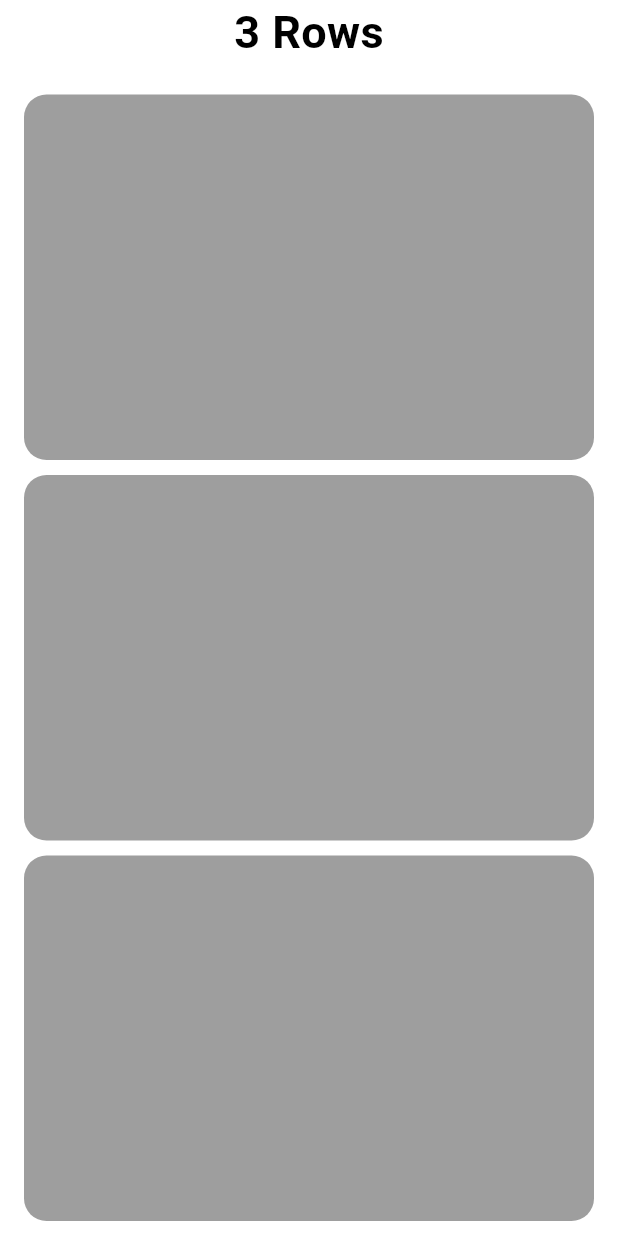
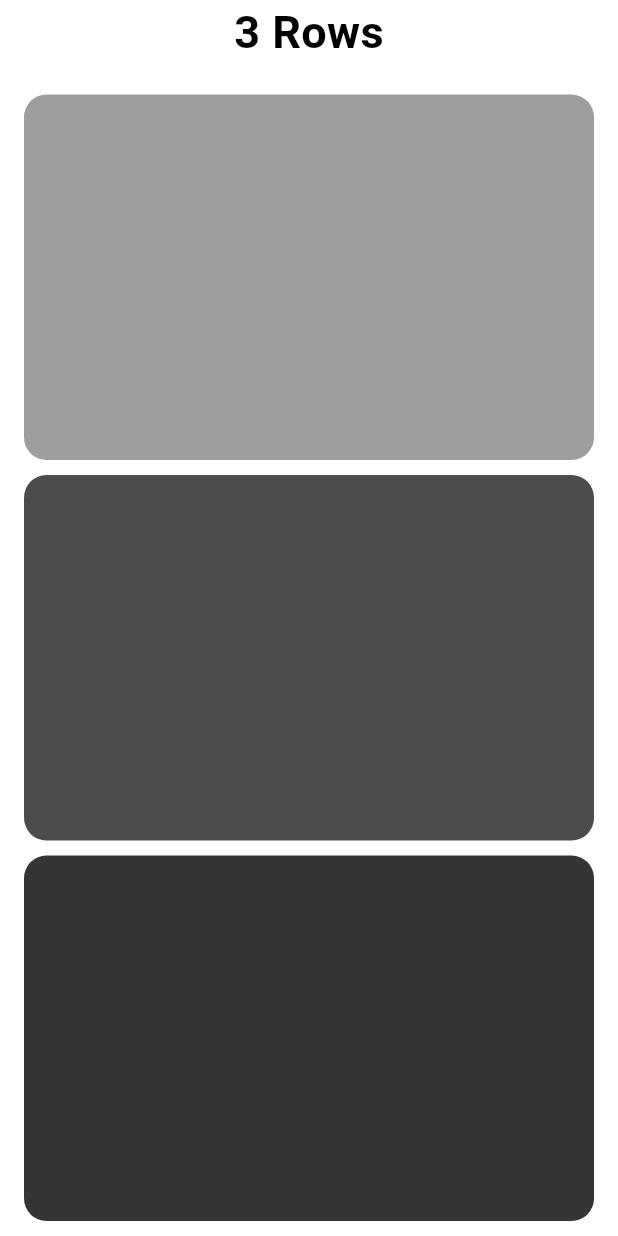
Before and after one commit to agathasouza113/wireframe_flutter, a Flutter app: the screen it shows after launch, on a phone screen of 412 x 824 dp. Run offline on Flutter 3.47's test engine with Material 3 defaults, Android fonts, the phone set to English and light mode, and no system bars.

Commit message:
Design column e row

```diff
--- a/lib/3column.dart
+++ b/lib/3column.dart
@@ -51,7 +51,7 @@ class MainApp extends StatelessWidget {
                       Expanded(
                         child: Container(
                           decoration: BoxDecoration(
-                            color: Colors.grey,
+                            color: const Color.fromARGB(255, 77, 76, 76),
                             borderRadius: BorderRadius.circular(15),
                           ),
                         ),
@@ -63,7 +63,7 @@ class MainApp extends StatelessWidget {
                       Expanded(
                         child: Container(
                           decoration: BoxDecoration(
-                            color: Colors.grey,
+                            color: const Color.fromARGB(255, 53, 53, 53),
                             borderRadius: BorderRadius.circular(15),
                           ),
                         ),
--- a/lib/3rows.dart
+++ b/lib/3rows.dart
@@ -52,7 +52,7 @@ class MainApp extends StatelessWidget {
                       Expanded(
                         child: Container(
                           decoration: BoxDecoration(
-                            color: Colors.grey,
+                            color: const Color.fromARGB(255, 77, 76, 76),
                             borderRadius: BorderRadius.circular(15),
                           ),
                         ),
@@ -65,7 +65,7 @@ class MainApp extends StatelessWidget {
                       Expanded(
                         child: Container(
                           decoration: BoxDecoration(
-                            color: Colors.grey,
+                            color: const Color.fromARGB(255, 53, 53, 53),
                             borderRadius: BorderRadius.circular(15),
                           ),
                         ),
```
